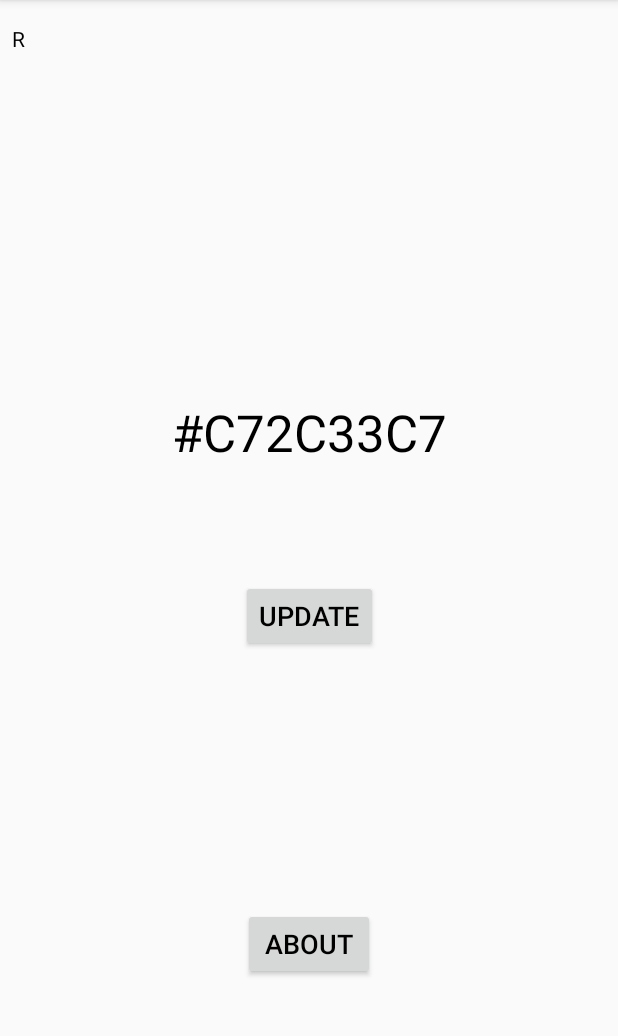
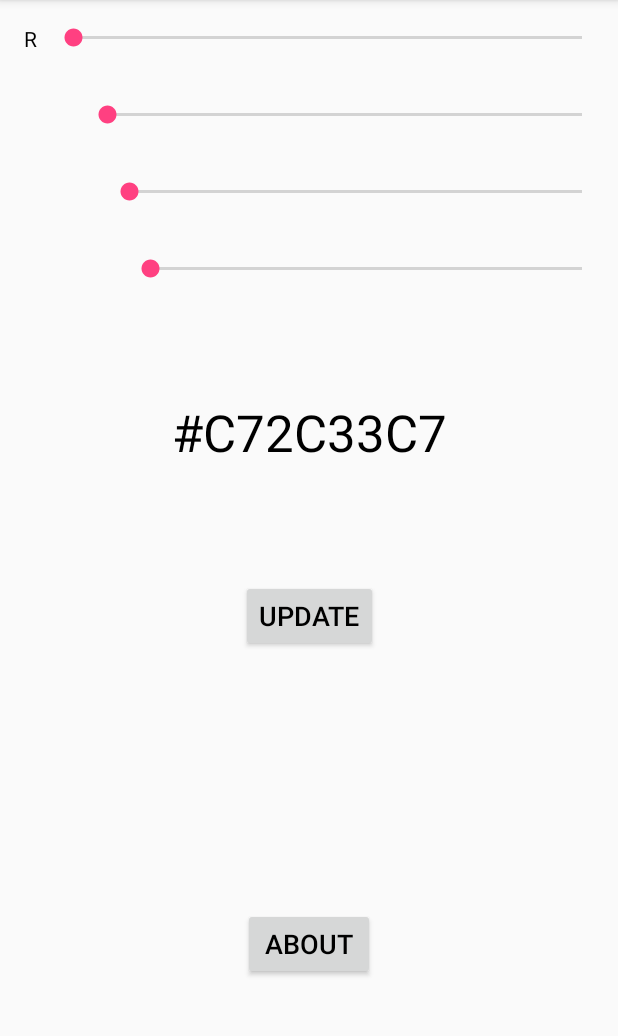
Before and after one commit to ElijahKolawole/GrizzlyColorApp, an Android app: the screen it shows after launch (MainActivity), on a phone screen of 412 x 824 dp, the part 84-1120 px from its top. Run offline under Robolectric (Android 15) with nearby library versions, the phone set to English and light mode, and no system bars.

Commit message:
All seek bars added for RGBA values respectively

```diff
--- a/app/src/main/res/layout/activity_main.xml
+++ b/app/src/main/res/layout/activity_main.xml
@@ -11,8 +11,8 @@
         android:id="@+id/txtR"
         android:layout_width="wrap_content"
         android:layout_height="wrap_content"
-        android:layout_marginLeft="8dp"
-        android:layout_marginStart="8dp"
+        android:layout_marginLeft="16dp"
+        android:layout_marginStart="16dp"
         android:layout_marginTop="16dp"
         android:text="@string/txtR"
         app:layout_constraintStart_toStartOf="parent"
@@ -22,10 +22,10 @@
         android:id="@+id/txtG"
         android:layout_width="wrap_content"
         android:layout_height="wrap_content"
-        android:layout_marginEnd="8dp"
-        android:layout_marginLeft="8dp"
-        android:layout_marginRight="8dp"
-        android:layout_marginStart="8dp"
+        android:layout_marginEnd="16dp"
+        android:layout_marginLeft="16dp"
+        android:layout_marginRight="16dp"
+        android:layout_marginStart="16dp"
         android:layout_marginTop="32dp"
         android:text="@string/txtG"
         app:layout_constraintEnd_toStartOf="@+id/txtR"
@@ -36,10 +36,10 @@
         android:id="@+id/txtB"
         android:layout_width="wrap_content"
         android:layout_height="wrap_content"
-        android:layout_marginEnd="8dp"
-        android:layout_marginLeft="8dp"
-        android:layout_marginRight="8dp"
-        android:layout_marginStart="8dp"
+        android:layout_marginEnd="16dp"
+        android:layout_marginLeft="16dp"
+        android:layout_marginRight="16dp"
+        android:layout_marginStart="16dp"
         android:layout_marginTop="32dp"
         android:text="@string/txtB"
         app:layout_constraintEnd_toStartOf="@+id/txtG"
@@ -50,10 +50,10 @@
         android:id="@+id/txtA"
         android:layout_width="wrap_content"
         android:layout_height="wrap_content"
-        android:layout_marginEnd="8dp"
-        android:layout_marginLeft="8dp"
-        android:layout_marginRight="8dp"
-        android:layout_marginStart="8dp"
+        android:layout_marginEnd="16dp"
+        android:layout_marginLeft="16dp"
+        android:layout_marginRight="16dp"
+        android:layout_marginStart="16dp"
         android:layout_marginTop="32dp"
         android:text="@string/txtA"
         app:layout_constraintEnd_toStartOf="@+id/txtB"
@@ -107,4 +107,61 @@
         app:layout_constraintStart_toStartOf="parent"
         app:layout_constraintTop_toBottomOf="@+id/btUpdate" />
 
+    <SeekBar
+        android:id="@+id/sbR"
+        android:layout_width="0dp"
+        android:layout_height="wrap_content"
+        android:layout_marginEnd="8dp"
+        android:layout_marginLeft="8dp"
+        android:layout_marginRight="8dp"
+        android:layout_marginStart="8dp"
+        android:layout_marginTop="16dp"
+        app:layout_constraintEnd_toEndOf="parent"
+        app:layout_constraintStart_toEndOf="@+id/txtR"
+        app:layout_constraintTop_toTopOf="parent" />
+
+    <SeekBar
+        android:id="@+id/sbG"
+        style="@style/Widget.AppCompat.SeekBar"
+        android:layout_width="0dp"
+        android:layout_height="wrap_content"
+        android:layout_marginEnd="8dp"
+        android:layout_marginRight="8dp"
+        android:layout_marginStart="8dp"
+        android:layout_marginTop="32dp"
+        android:max="255"
+        app:layout_constraintEnd_toEndOf="parent"
+        app:layout_constraintStart_toEndOf="@+id/txtG"
+        app:layout_constraintTop_toBottomOf="@+id/txtR" />
+
+    <SeekBar
+        android:id="@+id/sbB"
+        style="@style/Widget.AppCompat.SeekBar"
+        android:layout_width="0dp"
+        android:layout_height="wrap_content"
+        android:layout_marginEnd="8dp"
+        android:layout_marginLeft="8dp"
+        android:layout_marginRight="8dp"
+        android:layout_marginStart="8dp"
+        android:layout_marginTop="32dp"
+        android:max="255"
+        app:layout_constraintEnd_toEndOf="parent"
+        app:layout_constraintStart_toEndOf="@+id/txtB"
+        app:layout_constraintTop_toBottomOf="@+id/txtG" />
+
+    <SeekBar
+        android:id="@+id/sbA"
+        style="@style/Widget.AppCompat.SeekBar"
+        android:layout_width="0dp"
+        android:layout_height="wrap_content"
+        android:layout_marginEnd="8dp"
+        android:layout_marginLeft="8dp"
+        android:layout_marginRight="8dp"
+        android:layout_marginStart="8dp"
+        android:layout_marginTop="32dp"
+        android:max="255"
+        app:layout_constraintEnd_toEndOf="parent"
+        app:layout_constraintStart_toEndOf="@+id/txtA"
+        app:layout_constraintTop_toBottomOf="@+id/txtB" />
+
 </android.support.constraint.ConstraintLayout>
```
